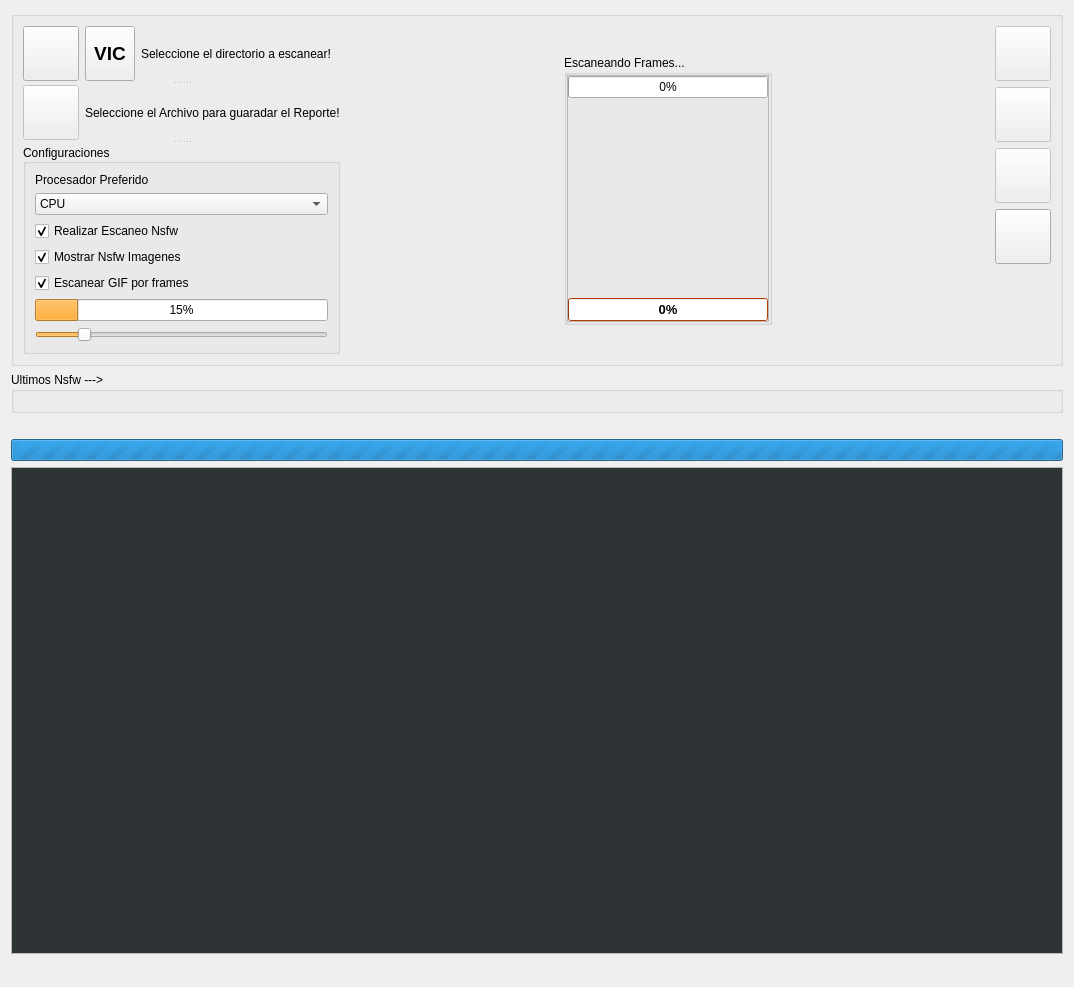
First picture: the form in src/ui/scann_ui/ui_nsfw_scann.ui, repository sclMAX/NsfwScannAndExplorer, before the edit.
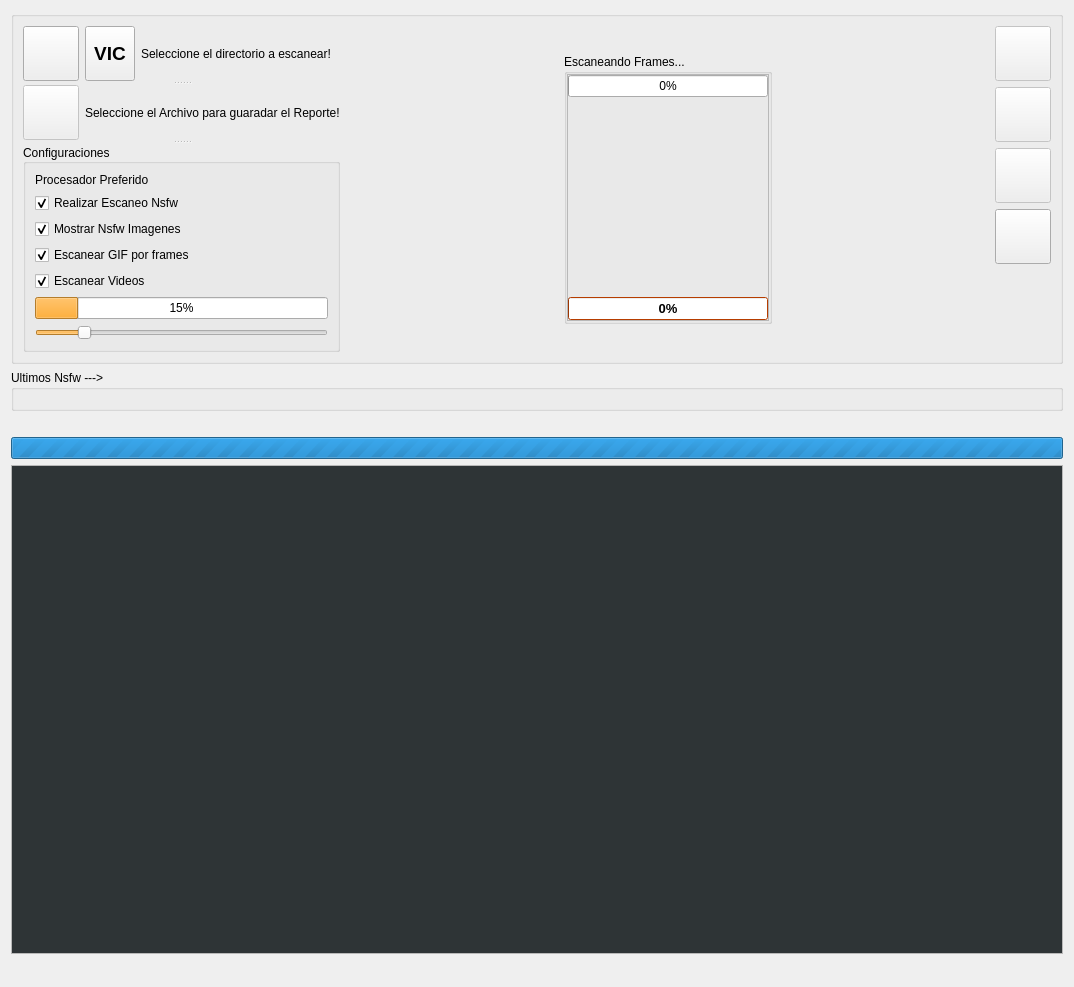
Second picture: the form after the edit. Icons and pictures are not drawn.

Commit message: Opcion Omitir Escaneo de Video , guarda el progreso al canselar Nsfw

```diff
--- a/src/ui/scann_ui/ui_nsfw_scann.ui
+++ b/src/ui/scann_ui/ui_nsfw_scann.ui
@@ -267,28 +267,6 @@
             </property>
            </widget>
           </item>
-          <item>
-           <widget class="QComboBox" name="cbxProcesador">
-            <property name="currentIndex">
-             <number>0</number>
-            </property>
-            <item>
-             <property name="text">
-              <string>CPU</string>
-             </property>
-            </item>
-            <item>
-             <property name="text">
-              <string>OpenCL</string>
-             </property>
-            </item>
-            <item>
-             <property name="text">
-              <string>OpenCL FP16</string>
-             </property>
-            </item>
-           </widget>
-          </item>
           <item>
            <widget class="QCheckBox" name="chkScannNsfw">
             <property name="toolTip">
@@ -328,6 +306,19 @@
             </property>
            </widget>
           </item>
+          <item>
+           <widget class="QCheckBox" name="chkIsScannVideos">
+            <property name="toolTip">
+             <string>Si esta activado escanea los Videos, de lo contrario los omite.</string>
+            </property>
+            <property name="text">
+             <string>Escanear Videos</string>
+            </property>
+            <property name="checked">
+             <bool>true</bool>
+            </property>
+           </widget>
+          </item>
           <item alignment="Qt::AlignTop">
            <widget class="QProgressBar" name="progressBarScore">
             <property name="palette">
```
The commit also changes 4 other files.
